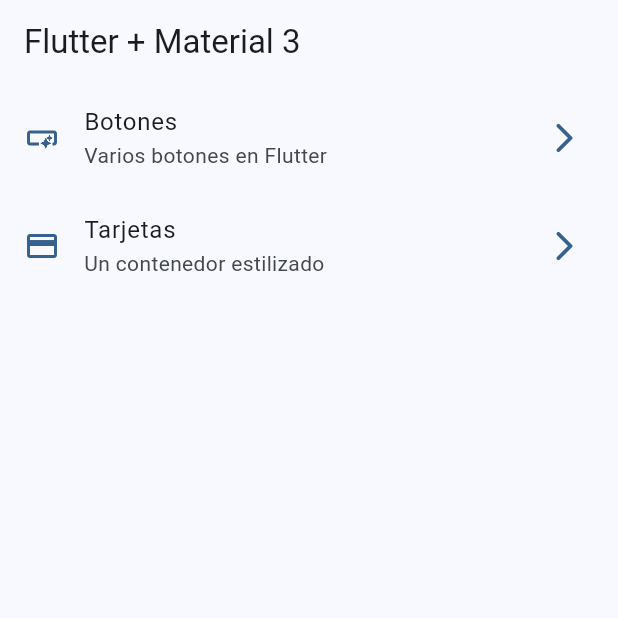
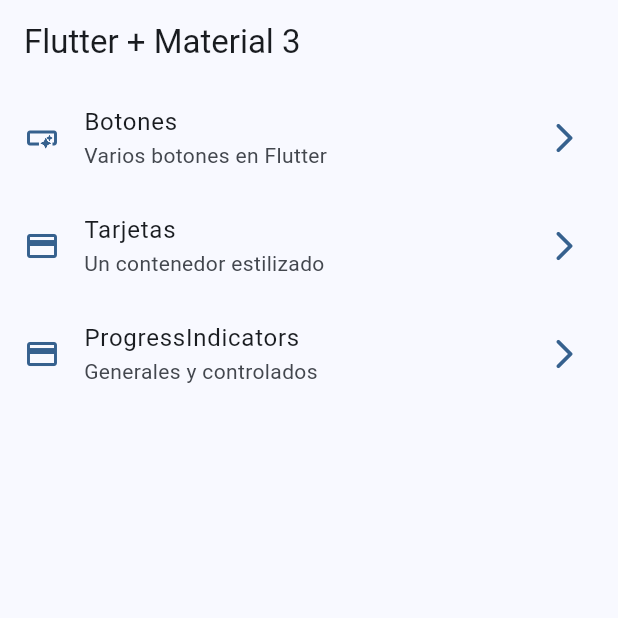
Before and after one commit to Yeison2017/fl_widgets_app, a Flutter app: the screen it shows after launch, on a phone screen of 412 x 824 dp, the top half of it. Run offline on Flutter 3.47's test engine with Material 2 defaults, Android fonts, the phone set to English and light mode, and no system bars; our stand-ins replace go_router.

Commit message:
progress indicators fishine

```diff
--- a/lib/config/menu/menu_items.dart
+++ b/lib/config/menu/menu_items.dart
@@ -23,5 +23,10 @@ const appMenuItems = <MenuItem>[
       title: 'Tarjetas',
       subTitle: 'Un contenedor estilizado',
       link: '/cards',
+      icon: Icons.credit_card),
+  MenuItem(
+      title: 'ProgressIndicators',
+      subTitle: 'Generales y controlados',
+      link: '/progress',
       icon: Icons.credit_card)
 ];
--- a/lib/config/router/app_router.dart
+++ b/lib/config/router/app_router.dart
@@ -21,5 +21,10 @@ final appRouter = GoRouter(
       name: CardsScreen.name,
       builder: (context, state) => const CardsScreen(),
     ),
+    GoRoute(
+      path: '/progress',
+      name: ProgressScreen.name,
+      builder: (context, state) => const ProgressScreen(),
+    ),
   ],
 );
```
Also changed, not shown: lib/presentation/screens/progress/progress_screen.dart (+63 -1 lines).
